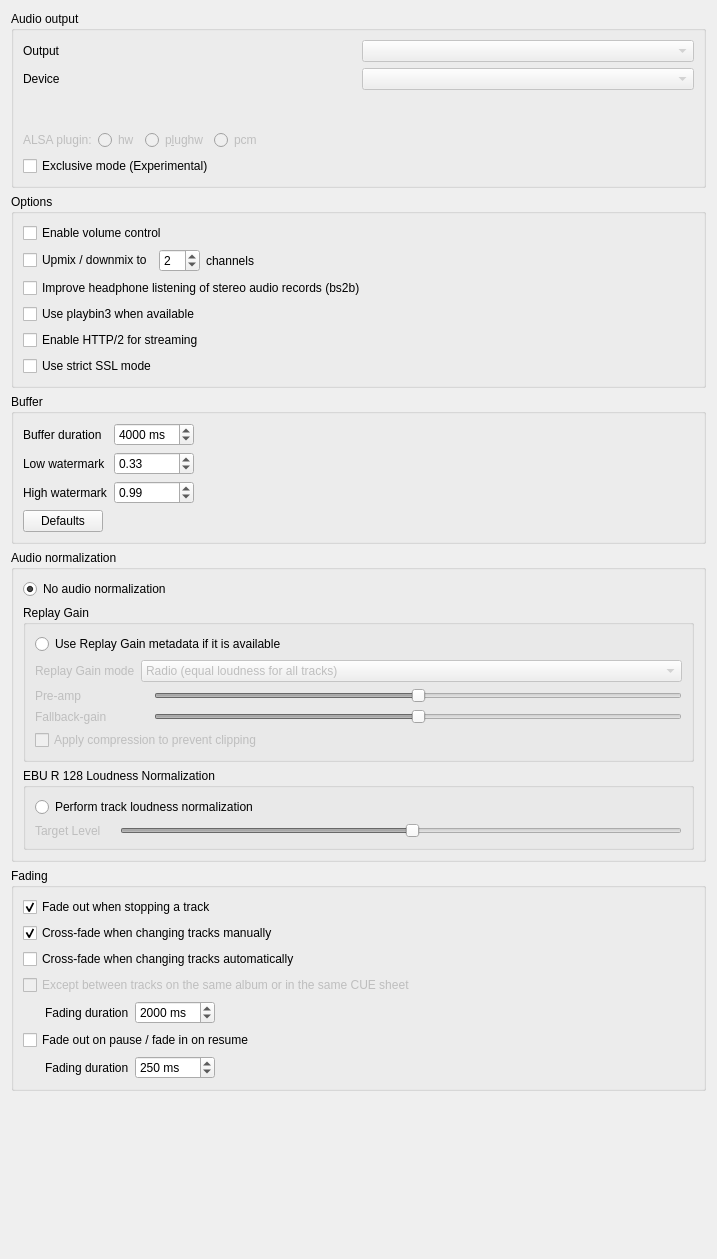
Above: src/settings/backendsettingspage.ui from RoundSalmon4/blended-strawberry before the change. Below: the same form after it.
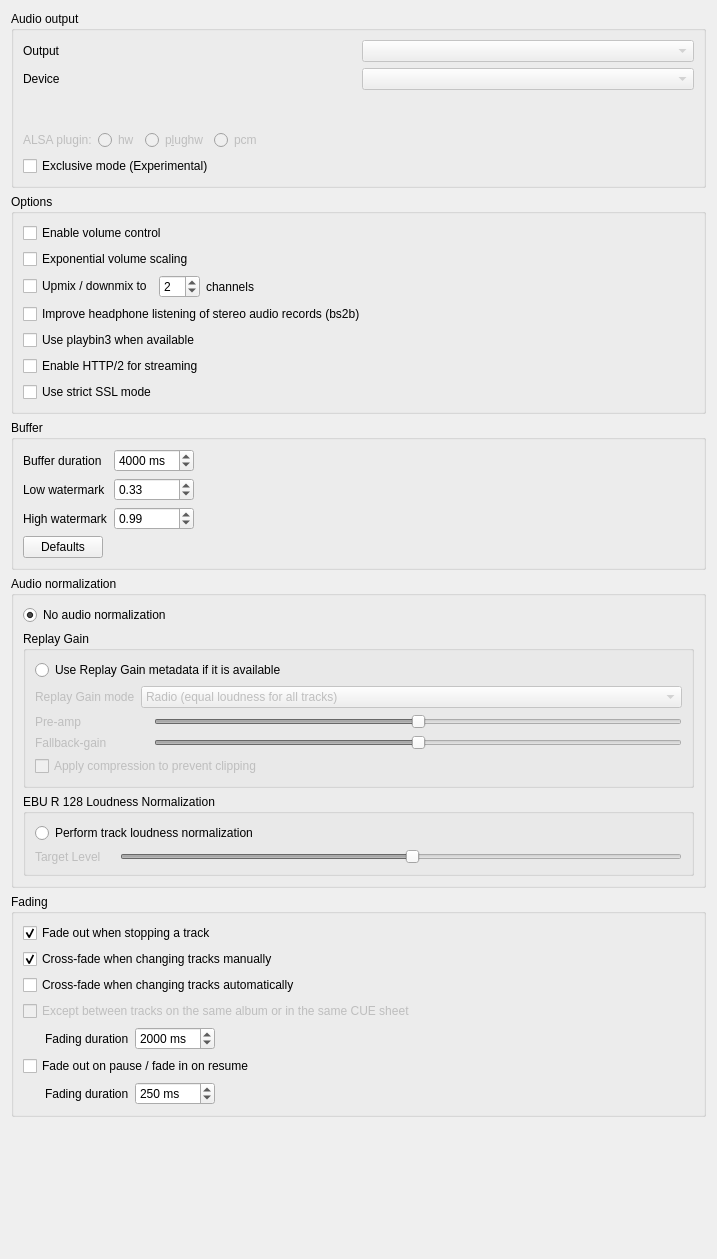
That is the form after the change. Custom widgets are drawn as their Qt base class.

Commit message:
Add exponential volume option
Fixes #1967

The edit to the form file:
```diff
--- a/src/settings/backendsettingspage.ui
+++ b/src/settings/backendsettingspage.ui
@@ -202,6 +202,16 @@
         </property>
        </widget>
       </item>
+      <item>
+       <widget class="QCheckBox" name="checkbox_volume_exponential">
+        <property name="toolTip">
+         <string>Map the volume slider to a decibel scale so that perceived loudness changes evenly. Each 1% step equals 0.5 dB, 100% is 0 dB and 0% is silence.</string>
+        </property>
+        <property name="text">
+         <string>Exponential volume scaling</string>
+        </property>
+       </widget>
+      </item>
       <item>
        <widget class="QWidget" name="widget_channels_enabled" native="true">
         <layout class="QHBoxLayout" name="horizontalLayout">
```
Left out of the diff: 1 changed line with no effect on the pictures. The commit also changes 8 other files.
